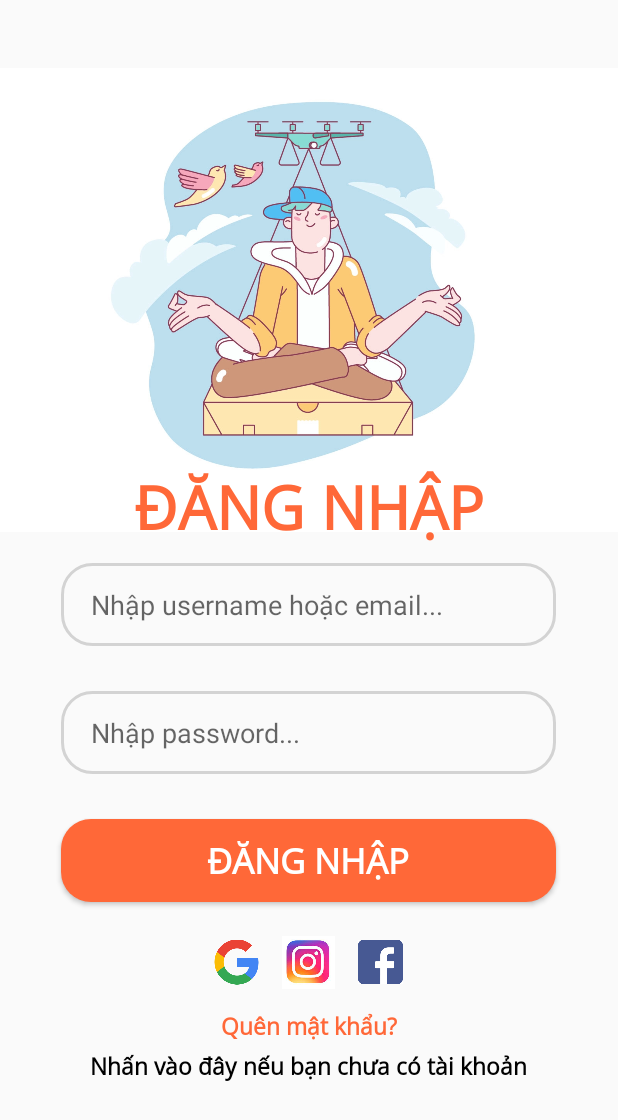
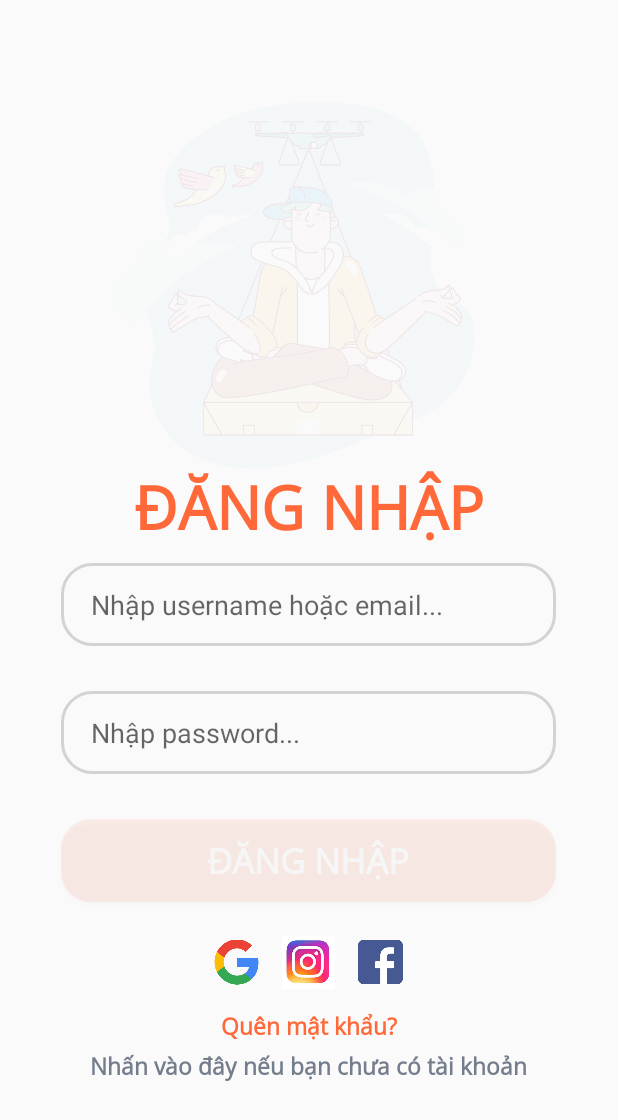
Before and after one commit to duongmien/demo_login_android, an Android app: the Login screen opened directly, with no data from a screen before it, on a phone screen of 412 x 824 dp. Shown: the top 1120 px of the screen. Run offline under Robolectric (Android 15) with nearby library versions, the phone set to English and light mode, and no system bars.

Commit message:
update form Login and Sign up

```diff
--- a/app/src/main/AndroidManifest.xml
+++ b/app/src/main/AndroidManifest.xml
@@ -9,6 +9,9 @@
         android:roundIcon="@mipmap/ic_launcher_round"
         android:supportsRtl="true"
         android:theme="@style/Theme.Login_Form">
+        <activity
+            android:name=".Singup"
+            android:exported="true" />
         <activity
             android:name=".Login"
             android:exported="true" />
--- a/app/src/main/java/com/myfistapp/login_form/Login.java
+++ b/app/src/main/java/com/myfistapp/login_form/Login.java
@@ -2,13 +2,53 @@ package com.myfistapp.login_form;
 
 import androidx.appcompat.app.AppCompatActivity;
 
+import android.content.Intent;
 import android.os.Bundle;
+import android.view.View;
+import android.view.WindowManager;
+import android.view.animation.Animation;
+import android.view.animation.AnimationUtils;
+import android.widget.Button;
+import android.widget.EditText;
+import android.widget.ImageView;
+import android.widget.TextView;
 
 public class Login extends AppCompatActivity {
-
+    ImageView img_login, img_ig, img_fb, img_gg;
+    TextView text_singin, text_sigup, text_forgetpass;
+    EditText username, pass;
+    Button bt_signin;
+    Animation topAnim, bottomAnim;
     @Override
     protected void onCreate(Bundle savedInstanceState) {
         super.onCreate(savedInstanceState);
+        getWindow().setFlags(WindowManager.LayoutParams.FLAG_FULLSCREEN,WindowManager.LayoutParams.FLAG_FULLSCREEN);
         setContentView(R.layout.activity_login);
+//        Set Animation
+        topAnim= AnimationUtils.loadAnimation(this, R.anim.top_ani);
+        bottomAnim= AnimationUtils.loadAnimation(this, R.anim.bottom_ani);
+//        Get element
+        img_login=findViewById(R.id.img_login);
+        img_fb=findViewById(R.id.img_fb);
+        img_ig=findViewById(R.id.img_IG);
+        img_gg=findViewById(R.id.img_gg);
+        text_singin=findViewById(R.id.textDN);
+        text_sigup=findViewById(R.id.text_signup);
+        text_forgetpass=findViewById(R.id.quenmatkhau);
+        username=findViewById(R.id.username);
+        pass=findViewById(R.id.pass);
+        bt_signin=findViewById(R.id.bt_login);
+//        Set Animation
+        img_login.setAnimation(topAnim);
+        bt_signin.setAnimation(bottomAnim);
+        text_sigup.setOnClickListener(new View.OnClickListener() {
+            @Override
+            public void onClick(View view) {
+                Intent intent = new Intent(getApplicationContext(),Singup.class);
+                startActivity(intent);
+                finish();
+            }
+        });
+
     }
 }
--- a/app/src/main/res/layout/activity_login.xml
+++ b/app/src/main/res/layout/activity_login.xml
@@ -10,7 +10,6 @@
         android:id="@+id/img_login"
         android:layout_width="wrap_content"
         android:layout_height="wrap_content"
-        android:layout_centerHorizontal="true"
         android:layout_marginTop="-400dp"
         android:src="@drawable/login" />
 
@@ -113,6 +112,7 @@
         android:textColor="#FF6838"
         android:textSize="15sp"
         android:textStyle="bold" />
+
     <TextView
         android:id="@+id/text_signup"
         android:layout_width="wrap_content"
@@ -122,7 +122,7 @@
         android:layout_marginTop="5dp"
         android:fontFamily="@font/opensans"
         android:text="Nhấn vào đây nếu bạn chưa có tài khoản"
-        android:textColor="#000000"
+        android:textColor="#747d8c"
         android:textSize="15sp"
         android:textStyle="bold" />
 
```
Also changed, not shown: app/src/main/java/com/myfistapp/login_form/Singup.java (added, +14 -0 lines), app/src/main/res/layout/activity_singup.xml (added, +9 -0 lines).
